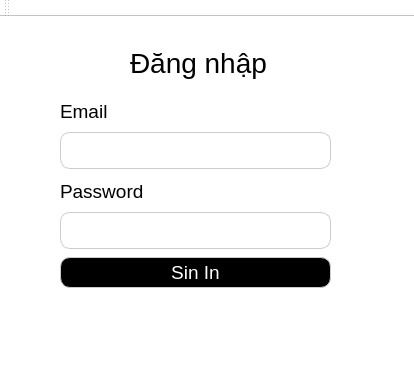
Above: views/login.ui from id4wndatt/Healthcare_management_system_PyApp before the change. Below: the same form after it.
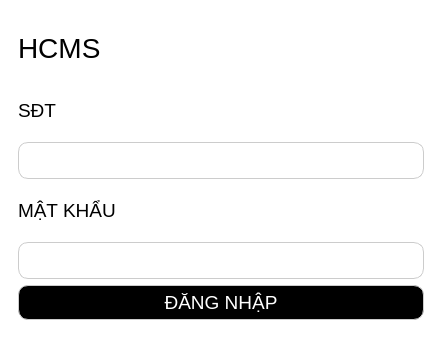
That is the form after the change.

Patch:
```diff
--- a/views/login.ui
+++ b/views/login.ui
@@ -6,8 +6,8 @@
    <rect>
     <x>0</x>
     <y>0</y>
-    <width>414</width>
-    <height>377</height>
+    <width>442</width>
+    <height>338</height>
    </rect>
   </property>
   <property name="font">
@@ -24,23 +24,23 @@
 color: rgb(0, 0, 0);</string>
   </property>
   <widget class="QWidget" name="centralwidget">
+   <layout class="QHBoxLayout" name="horizontalLayout">
+    <item>
    <widget class="QWidget" name="widget" native="true">
-    <property name="geometry">
-     <rect>
-      <x>0</x>
-      <y>0</y>
-      <width>411</width>
-      <height>341</height>
-     </rect>
-    </property>
+      <layout class="QVBoxLayout" name="verticalLayout_3">
+       <item>
     <widget class="QLabel" name="lbDichvu_2">
-     <property name="geometry">
-      <rect>
-       <x>130</x>
-       <y>20</y>
-       <width>161</width>
-       <height>51</height>
-      </rect>
+         <property name="minimumSize">
+          <size>
+           <width>0</width>
+           <height>60</height>
+          </size>
+         </property>
+         <property name="maximumSize">
+          <size>
+           <width>16777215</width>
+           <height>60</height>
+          </size>
      </property>
      <property name="font">
       <font>
@@ -52,18 +52,11 @@
       </font>
      </property>
      <property name="text">
-      <string>Đăng nhập</string>
-     </property>
-    </widget>
-    <widget class="QWidget" name="layoutWidget">
-     <property name="geometry">
-      <rect>
-       <x>60</x>
-       <y>80</y>
-       <width>271</width>
-       <height>72</height>
-      </rect>
-     </property>
+          <string>HCMS</string>
+         </property>
+        </widget>
+       </item>
+       <item>
      <layout class="QVBoxLayout" name="verticalLayout">
       <item>
        <widget class="QLabel" name="lbEmail">
@@ -77,7 +70,7 @@
          </font>
         </property>
         <property name="text">
-         <string>Email</string>
+            <string>SĐT</string>
         </property>
        </widget>
       </item>
@@ -100,16 +93,8 @@
        </widget>
       </item>
      </layout>
-    </widget>
-    <widget class="QWidget" name="layoutWidget">
-     <property name="geometry">
-      <rect>
-       <x>60</x>
-       <y>160</y>
-       <width>271</width>
-       <height>72</height>
-      </rect>
-     </property>
+       </item>
+       <item>
      <layout class="QVBoxLayout" name="verticalLayout_2">
       <item>
        <widget class="QLabel" name="lbPassword">
@@ -117,10 +102,11 @@
          <font>
           <family>Segoe UI</family>
           <pointsize>14</pointsize>
+             <kerning>true</kerning>
          </font>
         </property>
         <property name="text">
-         <string>Password</string>
+            <string>MẬT KHẨU</string>
         </property>
        </widget>
       </item>
@@ -139,22 +125,18 @@
     background-color: white; /* Nền trắng */
     box-shadow: 5px 5px 10px rgba(0, 0, 0, 0.3);</string>
         </property>
+           <property name="echoMode">
+            <enum>QLineEdit::Password</enum>
+           </property>
         <property name="placeholderText">
          <string/>
         </property>
        </widget>
       </item>
      </layout>
-    </widget>
+       </item>
+       <item>
     <widget class="QPushButton" name="bntSignIn">
-     <property name="geometry">
-      <rect>
-       <x>60</x>
-       <y>240</y>
-       <width>271</width>
-       <height>31</height>
-      </rect>
-     </property>
      <property name="font">
       <font>
        <family>Segoe UI</family>
@@ -172,32 +154,14 @@
 color: rgb(255, 255, 255);</string>
      </property>
      <property name="text">
-      <string>Sin In</string>
-     </property>
-    </widget>
-   </widget>
-  </widget>
-  <widget class="QMenuBar" name="menubar">
-   <property name="geometry">
-    <rect>
-     <x>0</x>
-     <y>0</y>
-     <width>414</width>
-     <height>21</height>
-    </rect>
-   </property>
-  </widget>
-  <widget class="QStatusBar" name="statusbar"/>
-  <widget class="QToolBar" name="toolBar">
-   <property name="windowTitle">
-    <string>toolBar</string>
-   </property>
-   <attribute name="toolBarArea">
-    <enum>TopToolBarArea</enum>
-   </attribute>
-   <attribute name="toolBarBreak">
-    <bool>false</bool>
-   </attribute>
+          <string>ĐĂNG NHẬP</string>
+         </property>
+        </widget>
+       </item>
+      </layout>
+     </widget>
+    </item>
+   </layout>
   </widget>
  </widget>
  <resources/>
```
Left out of the diff: 4 changed lines with no effect on the pictures. Lines whose indentation alone changed are shown as unchanged.
